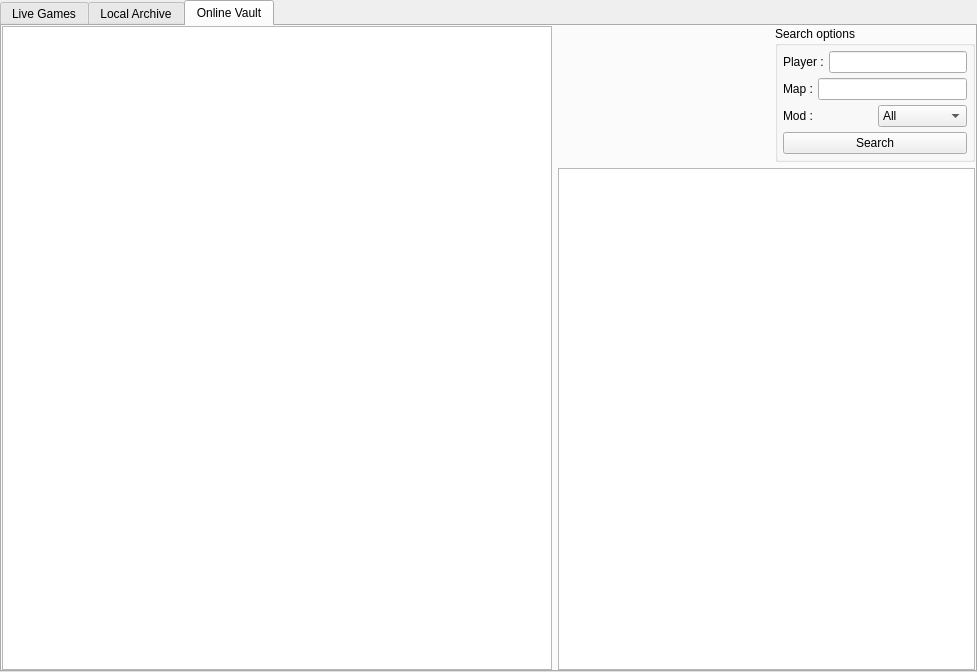
The window that src/_res/replays/replays.ui (FAForever/client) describes before a commit, drawn with Qt 5.
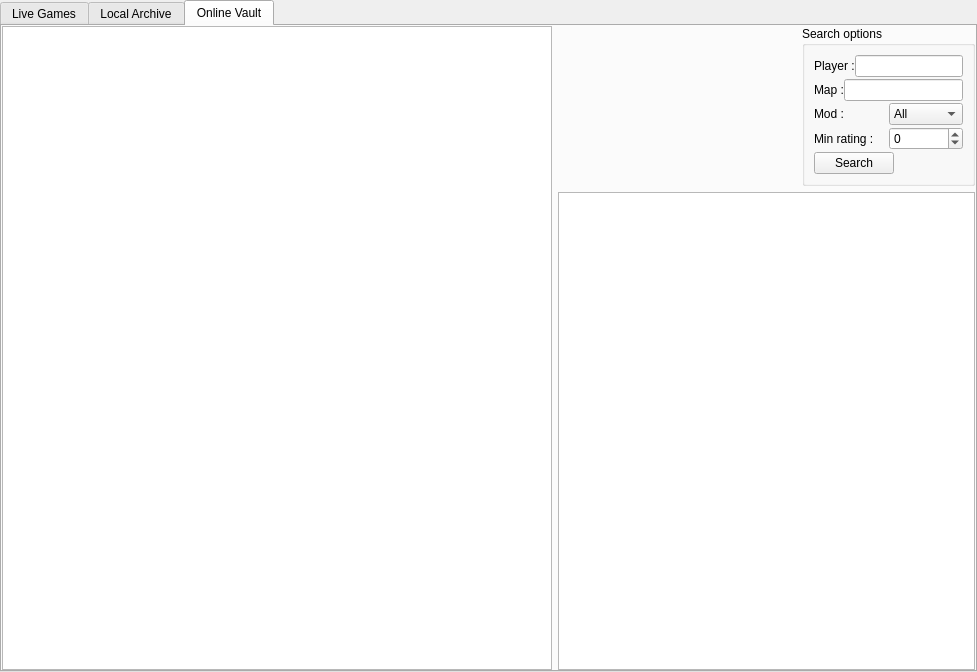
The same window after the commit. The open tabs and pages were chosen to show the change.

Commit message: Better replay vault

The edit to the form file:
```diff
--- a/src/_res/replays/replays.ui
+++ b/src/_res/replays/replays.ui
@@ -237,13 +237,13 @@
        <bool>true</bool>
       </property>
       <layout class="QGridLayout" name="gridLayout_3">
-       <property name="margin">
-        <number>5</number>
+       <property name="horizontalSpacing">
+        <number>6</number>
        </property>
-       <property name="spacing">
-        <number>5</number>
+       <property name="verticalSpacing">
+        <number>2</number>
        </property>
-       <item row="0" column="0">
+       <item row="0" column="0" colspan="2">
         <layout class="QHBoxLayout" name="horizontalLayout">
          <item>
           <widget class="QLabel" name="label">
@@ -257,7 +257,7 @@
          </item>
         </layout>
        </item>
-       <item row="1" column="0">
+       <item row="1" column="0" colspan="2">
         <layout class="QHBoxLayout" name="horizontalLayout_2">
          <item>
           <widget class="QLabel" name="label_2">
@@ -271,7 +271,7 @@
          </item>
         </layout>
        </item>
-       <item row="2" column="0">
+       <item row="2" column="0" colspan="2">
         <layout class="QHBoxLayout" name="horizontalLayout_3">
          <item>
           <widget class="QLabel" name="label_3">
@@ -291,7 +291,28 @@
          </item>
         </layout>
        </item>
-       <item row="3" column="0">
+       <item row="3" column="0" rowspan="2" colspan="2">
+        <layout class="QHBoxLayout" name="horizontalLayout_4">
+         <item>
+          <widget class="QLabel" name="label_4">
+           <property name="text">
+            <string>Min rating :</string>
+           </property>
+          </widget>
+         </item>
+         <item>
+          <widget class="QSpinBox" name="minRating">
+           <property name="minimum">
+            <number>-200</number>
+           </property>
+           <property name="maximum">
+            <number>3000</number>
+           </property>
+          </widget>
+         </item>
+        </layout>
+       </item>
+       <item row="5" column="0">
         <widget class="QPushButton" name="searchButton">
          <property name="text">
           <string>Search</string>
```
Left out of the diff: 20 changed lines with no effect on the pictures. The commit also changes 4 other files.
